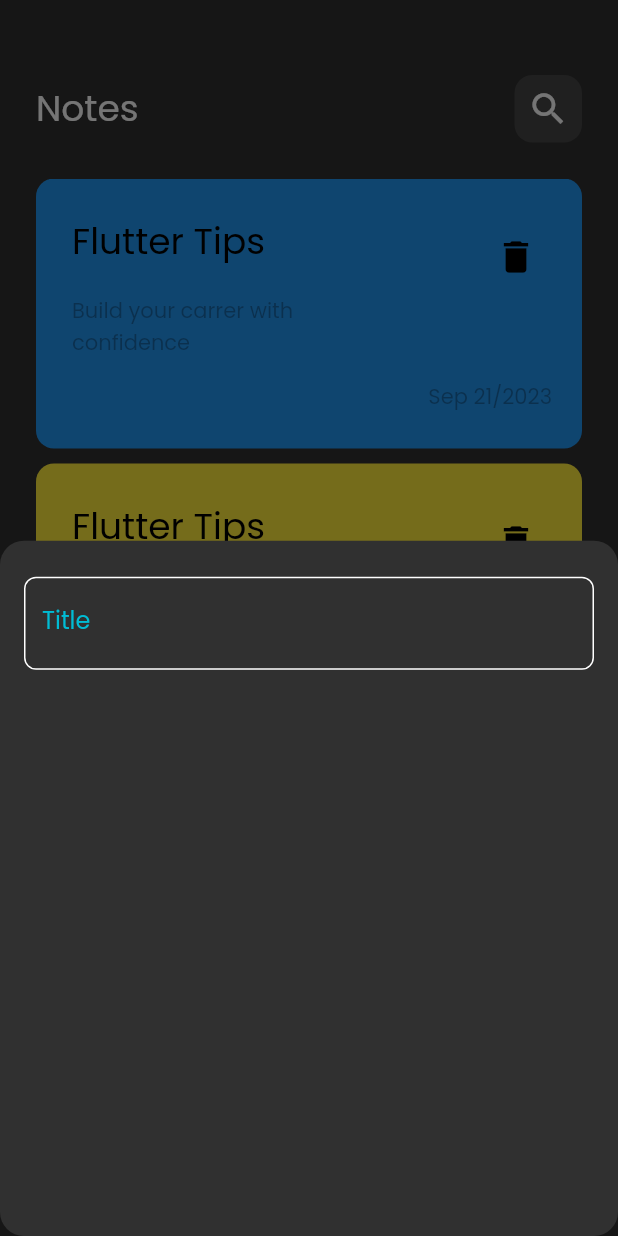
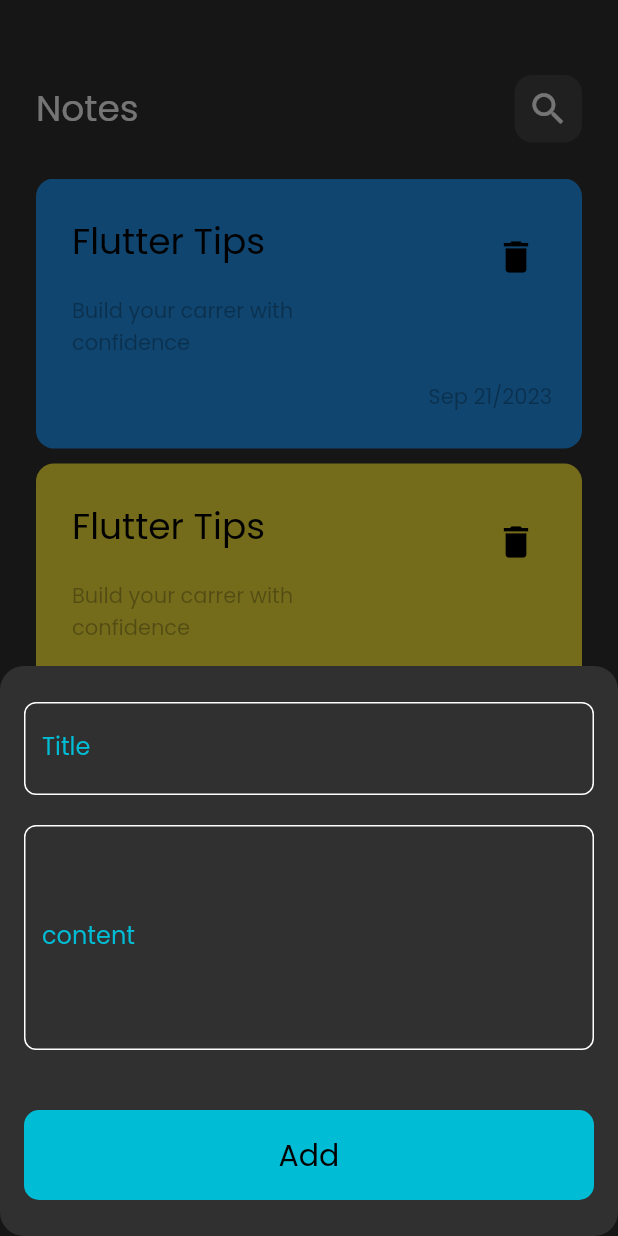
Before and after one commit to MohaamedHamdy/notes_app_hive, a Flutter app: the screen it shows after launch, after a tap on the "add" icon, on a phone screen of 412 x 824 dp. Run offline on Flutter 3.47's test engine with Material 2 defaults, Android fonts, the phone set to English and light mode, and no system bars.

Commit message:
modal bottom sheet done

```diff
--- a/lib/views/widgets/bottom_sheet_widget.dart
+++ b/lib/views/widgets/bottom_sheet_widget.dart
@@ -1,5 +1,6 @@
 import 'package:flutter/material.dart';
 
+import 'custom_button.dart';
 import 'custom_text_field.dart';
 
 class CustomModelSheetWidget extends StatelessWidget {
@@ -7,11 +8,19 @@ class CustomModelSheetWidget extends StatelessWidget {
 
   @override
   Widget build(BuildContext context) {
-    return const Padding(
-      padding: EdgeInsets.symmetric(horizontal: 16.0, vertical: 24.0),
-      child: Column(
-        children: [
-          CustomTextField(),
+    return Padding(
+      padding: const EdgeInsets.symmetric(horizontal: 16.0, vertical: 24.0),
+      child: ListView(
+        shrinkWrap: true,
+        children: const [
+          CustomTextField(hint: 'Title'),
+          SizedBox(height: 20),
+          CustomTextField(
+            hint: 'content',
+            maxLines: 5,
+          ),
+          SizedBox(height: 40),
+          CustomButton(),
         ],
       ),
     );
--- /dev/null
+++ b/lib/views/widgets/custom_button.dart
@@ -0,0 +1,26 @@
+import 'package:flutter/material.dart';
+
+class CustomButton extends StatelessWidget {
+  const CustomButton({super.key});
+
+  @override
+  Widget build(BuildContext context) {
+    return TextButton(
+      onPressed: () {},
+      style: TextButton.styleFrom(
+        backgroundColor: Colors.cyan,
+        minimumSize: Size(MediaQuery.of(context).size.width, 60),
+        shape: RoundedRectangleBorder(
+          borderRadius: BorderRadius.circular(10.0),
+        ),
+      ),
+      child: Text(
+        'Add',
+        style: Theme.of(context).textTheme.headlineSmall!.copyWith(
+              color: Colors.black,
+              fontSize: 20,
+            ),
+      ),
+    );
+  }
+}
--- a/lib/views/widgets/custom_text_field.dart
+++ b/lib/views/widgets/custom_text_field.dart
@@ -1,11 +1,20 @@
+// ignore_for_file: public_member_api_docs, sort_constructors_first
 import 'package:flutter/material.dart';
 
 class CustomTextField extends StatelessWidget {
-  const CustomTextField({super.key});
+  const CustomTextField({
+    Key? key,
+    required this.hint,
+    this.maxLines = 1,
+  }) : super(key: key);
+
+  final String hint;
+  final int maxLines;
 
   @override
   Widget build(BuildContext context) {
     return TextField(
+      maxLines: maxLines,
       cursorColor: Colors.cyan,
       decoration: InputDecoration(
         border: OutlineInputBorder(
@@ -19,7 +28,7 @@ class CustomTextField extends StatelessWidget {
           borderSide: const BorderSide(color: Colors.cyan),
           borderRadius: BorderRadius.circular(8.0),
         ),
-        labelText: 'Title',
+        labelText: hint,
         labelStyle: const TextStyle(color: Colors.cyan),
       ),
     );
```
